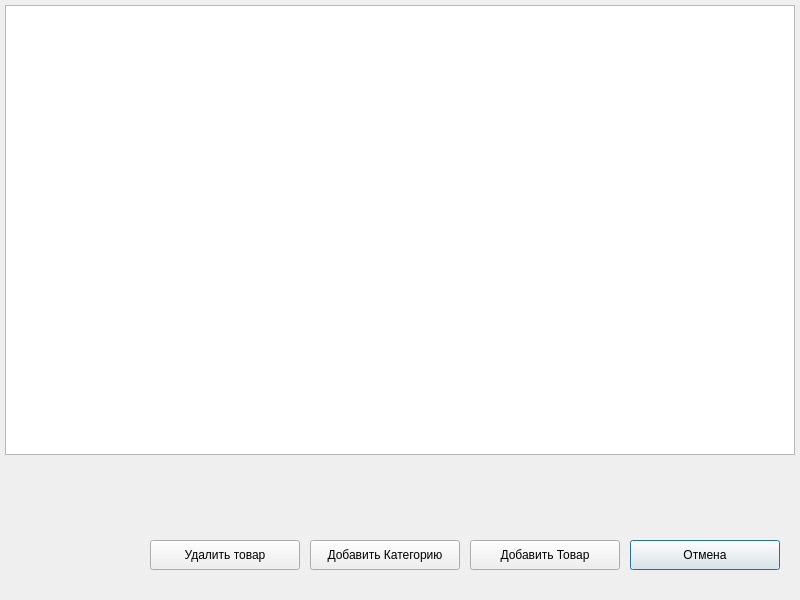
The window that ui_templates/AdministratorPanel.ui (NikitaKolotushkin/McDonalds) describes before a commit, drawn with Qt 5.
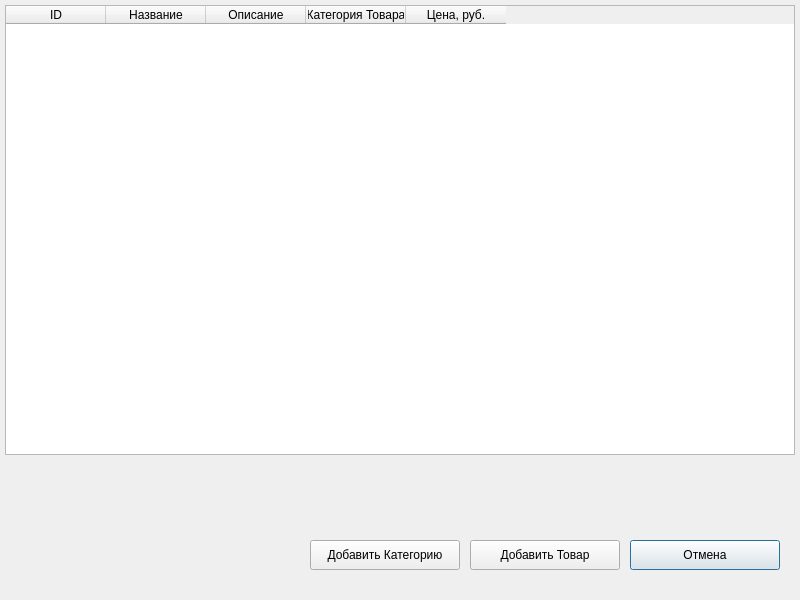
The same window after the commit.

Commit message: Изменения в дизайне интерфейсов

Patch:
```diff
--- a/ui_templates/AdministratorPanel.ui
+++ b/ui_templates/AdministratorPanel.ui
@@ -51,20 +51,20 @@
     <string>Добавить Товар</string>
    </property>
   </widget>
-  <widget class="QPushButton" name="deleteProductButton">
+  <widget class="QPushButton" name="addCategoryButton">
    <property name="geometry">
     <rect>
-     <x>150</x>
+     <x>310</x>
      <y>540</y>
      <width>150</width>
      <height>30</height>
     </rect>
    </property>
    <property name="text">
-    <string>Удалить товар</string>
+    <string>Добавить Категорию</string>
    </property>
   </widget>
-  <widget class="QTableView" name="tableView">
+  <widget class="QTableWidget" name="tableWidget">
    <property name="geometry">
     <rect>
      <x>5</x>
@@ -73,19 +73,31 @@
      <height>450</height>
     </rect>
    </property>
-  </widget>
-  <widget class="QPushButton" name="addCategoryButton">
-   <property name="geometry">
-    <rect>
-     <x>310</x>
-     <y>540</y>
-     <width>150</width>
-     <height>30</height>
-    </rect>
-   </property>
-   <property name="text">
-    <string>Добавить Категорию</string>
-   </property>
+   <column>
+    <property name="text">
+     <string>ID</string>
+    </property>
+   </column>
+   <column>
+    <property name="text">
+     <string>Название</string>
+    </property>
+   </column>
+   <column>
+    <property name="text">
+     <string>Описание</string>
+    </property>
+   </column>
+   <column>
+    <property name="text">
+     <string>Категория Товара</string>
+    </property>
+   </column>
+   <column>
+    <property name="text">
+     <string>Цена, руб.</string>
+    </property>
+   </column>
   </widget>
  </widget>
  <resources/>
```
The commit also changes 3 other files.
